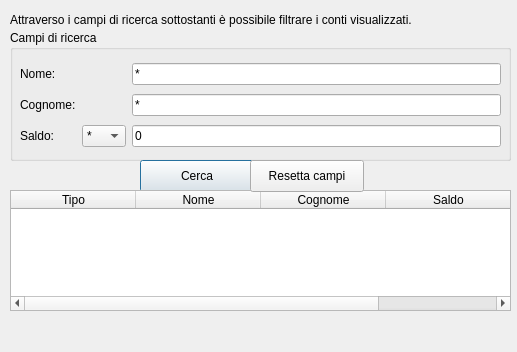
Qt form dialogsearchaccount.ui (acavestro/qDB) before a commit.
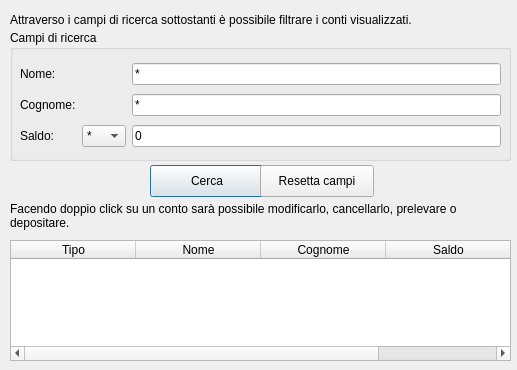
The same form after that commit.

Commit message: Sistemato qualche dettaglio nell'interfaccia grafica.

Diff of the .ui file:
```diff
--- a/dialogsearchaccount.ui
+++ b/dialogsearchaccount.ui
@@ -7,7 +7,7 @@
     <x>0</x>
     <y>0</y>
     <width>517</width>
-    <height>352</height>
+    <height>370</height>
    </rect>
   </property>
   <property name="windowTitle">
@@ -117,8 +117,8 @@
   <widget class="QPushButton" name="btnSearch">
    <property name="geometry">
     <rect>
-     <x>140</x>
-     <y>160</y>
+     <x>150</x>
+     <y>165</y>
      <width>114</width>
      <height>32</height>
     </rect>
@@ -131,7 +131,7 @@
    <property name="geometry">
     <rect>
      <x>10</x>
-     <y>190</y>
+     <y>240</y>
      <width>501</width>
      <height>121</height>
     </rect>
@@ -185,8 +185,8 @@
   <widget class="QPushButton" name="btnResetFields">
    <property name="geometry">
     <rect>
-     <x>250</x>
-     <y>160</y>
+     <x>260</x>
+     <y>165</y>
      <width>114</width>
      <height>32</height>
     </rect>
@@ -195,6 +195,22 @@
     <string>Resetta campi</string>
    </property>
   </widget>
+  <widget class="QLabel" name="lblInfo2">
+   <property name="geometry">
+    <rect>
+     <x>10</x>
+     <y>200</y>
+     <width>491</width>
+     <height>31</height>
+    </rect>
+   </property>
+   <property name="text">
+    <string>Facendo doppio click su un conto sarà possibile modificarlo, cancellarlo, prelevare o depositare.</string>
+   </property>
+   <property name="wordWrap">
+    <bool>true</bool>
+   </property>
+  </widget>
  </widget>
  <tabstops>
   <tabstop>txtName</tabstop>
```
Left out of the diff: 2 changed lines with no effect on the pictures. The commit also changes 1 other file.
